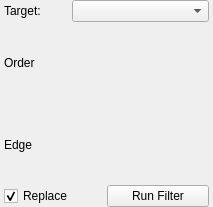
SCIInstitute/Seg3D, file src/Interface/ToolInterface/IntensityCorrectionFilterInterface.ui: the form before one commit.
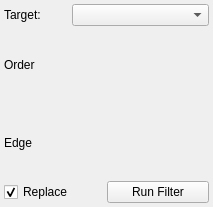
The form after the commit.

Diff of the .ui file:
```diff
--- a/src/Interface/ToolInterface/IntensityCorrectionFilterInterface.ui
+++ b/src/Interface/ToolInterface/IntensityCorrectionFilterInterface.ui
@@ -35,18 +35,9 @@
    <property name="spacing">
     <number>0</number>
    </property>
-   <property name="leftMargin">
+   <property name="margin">
     <number>4</number>
    </property>
-   <property name="topMargin">
-    <number>0</number>
-   </property>
-   <property name="rightMargin">
-    <number>4</number>
-   </property>
-   <property name="bottomMargin">
-    <number>0</number>
-   </property>
    <item>
     <layout class="QHBoxLayout" name="activeHLayout" stretch="1,2">
      <property name="spacing">
```
